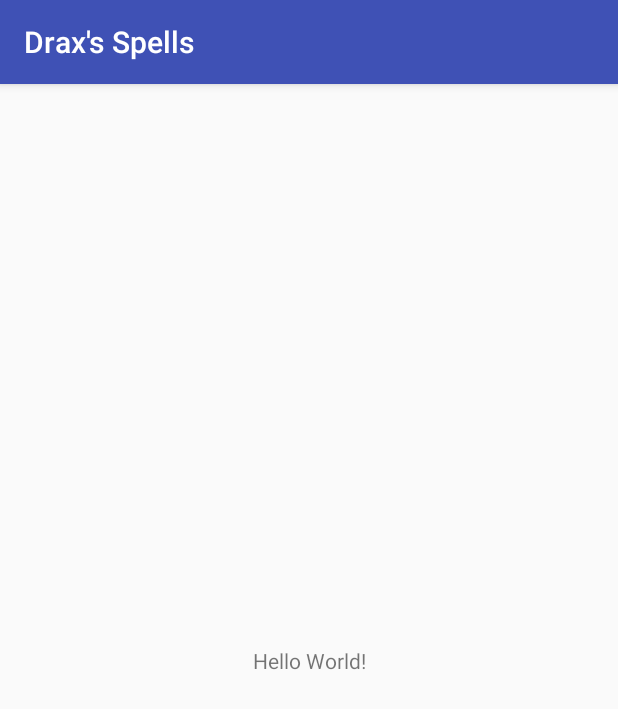
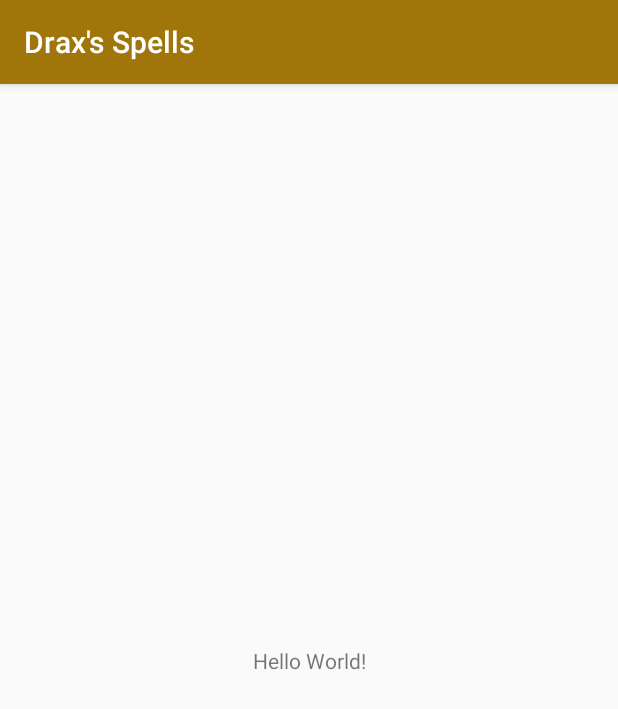
Before and after one commit to Ranzer1255/DraxSpells, an Android app: the screen it shows after launch (MainActivity), on a phone screen of 412 x 824 dp. Shown: the top 709 px of the screen. Run offline under Robolectric (Android 15) with nearby library versions, the phone set to English and light mode, and no system bars.

Commit message:
Customize Colors

```diff
--- a/app/src/main/res/values/colors.xml
+++ b/app/src/main/res/values/colors.xml
@@ -1,6 +1,9 @@
 <?xml version="1.0" encoding="utf-8"?>
 <resources>
-    <color name="colorPrimary">#3F51B5</color>
-    <color name="colorPrimaryDark">#303F9F</color>
-    <color name="colorAccent">#FF4081</color>
+    <color name="colorPrimary">#a0760a</color>
+    <color name="colorPrimaryDark">#6d4b00</color>
+    <color name="colorPrimaryLight">#d5a541</color>
+    <color name="colorSecondary">#ffe082</color>
+    <color name="colorSecondaryDark">#caae53</color>
+    <color name="colorSecondaryLight">#ffffb3</color>
 </resources>
--- a/app/src/main/res/values/styles.xml
+++ b/app/src/main/res/values/styles.xml
@@ -5,7 +5,7 @@
         <!-- Customize your theme here. -->
         <item name="colorPrimary">@color/colorPrimary</item>
         <item name="colorPrimaryDark">@color/colorPrimaryDark</item>
-        <item name="colorAccent">@color/colorAccent</item>
+        <item name="colorAccent">@color/colorSecondary</item>
     </style>
 
 </resources>
```
